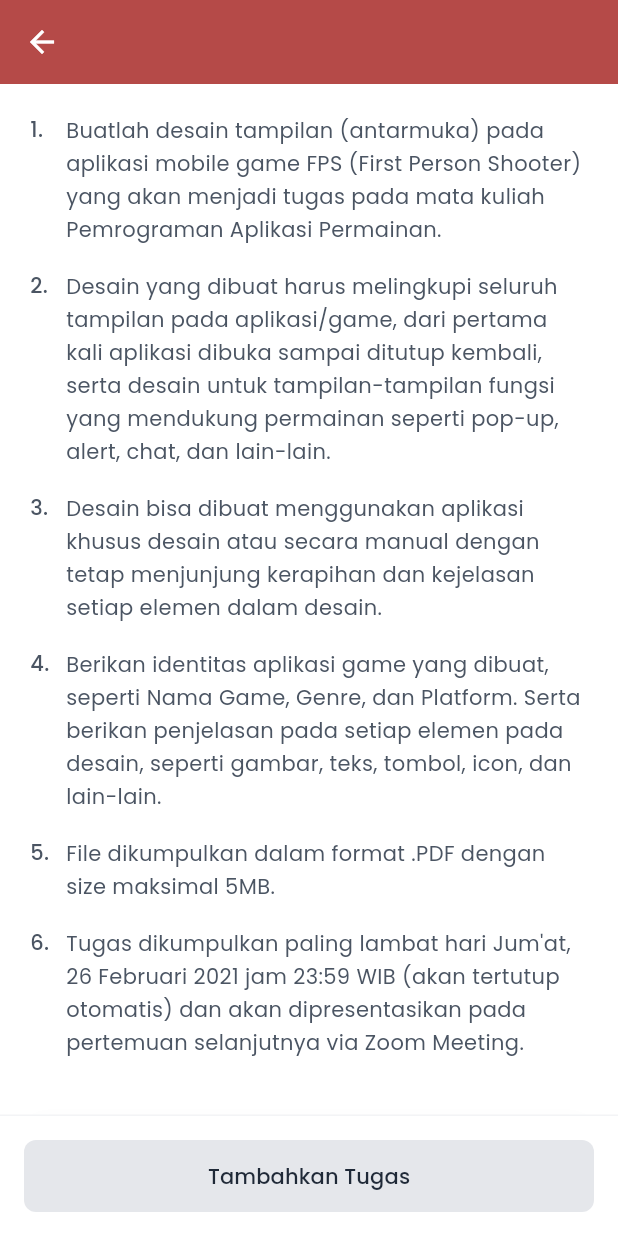
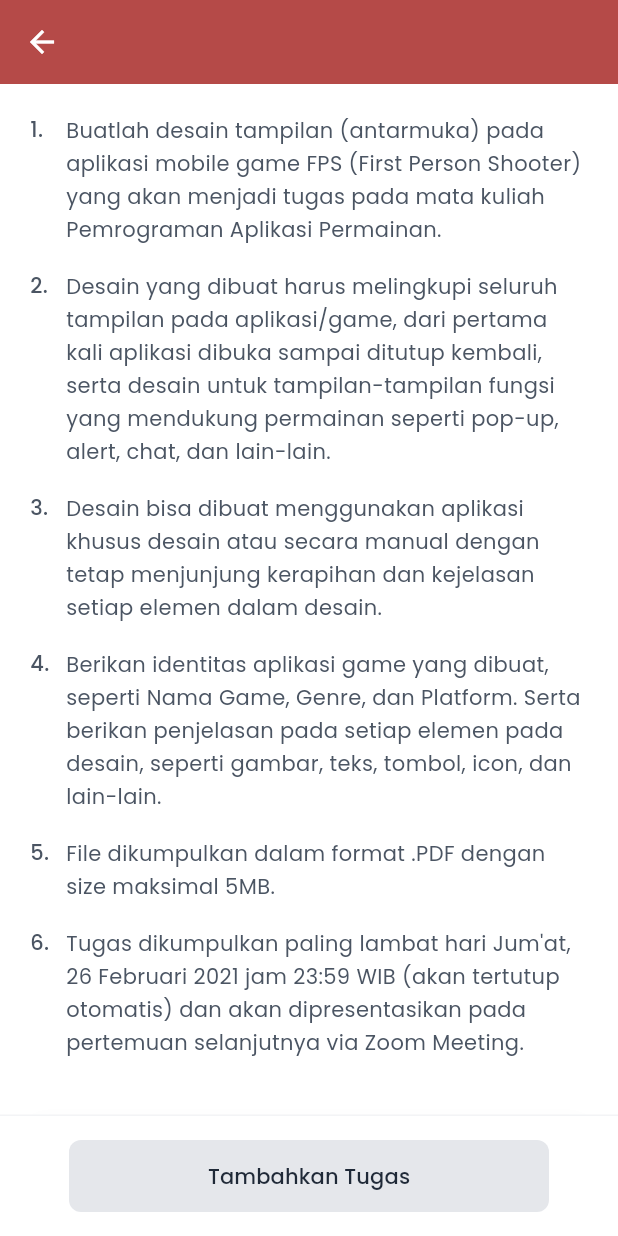
Before and after one commit to lianazein09/lmsuas, a Flutter app: the AssignmentDetailScreen screen opened directly with empty values, on a phone screen of 412 x 824 dp. Run offline on Flutter 3.47's test engine with Material 3 defaults, Android fonts, the phone set to English and light mode, and no system bars; our stand-ins replace google_fonts; network calls fail.

Commit message:
memperbaiki error saat mau dijalankan ke flutter

```diff
--- a/lib/screens/assignment_detail_screen.dart
+++ b/lib/screens/assignment_detail_screen.dart
@@ -70,9 +70,9 @@ class AssignmentDetailScreen extends StatelessWidget {
                 ),
               ),
               child: Center(
-                child: SizedBox(
+                child: Container(
+                  constraints: const BoxConstraints(maxWidth: 320),
                   width: double.infinity,
-                  maxWidth: 320,
                   height: 48,
                   child: ElevatedButton(
                     onPressed: () {
--- a/lib/screens/material_detail_screen.dart
+++ b/lib/screens/material_detail_screen.dart
@@ -275,8 +275,7 @@ class _MaterialDetailScreenState extends State<MaterialDetailScreen> {
         itemBuilder: (context, index) {
           return _buildAttachmentCard(_attachments[index], isDark);
         },
-      ),
-    );
+      );
   }
 
   Widget _buildAttachmentCard(Map<String, dynamic> attachment, bool isDark) {
```
Also changed, not shown: lib/screens/quiz_review_answer_screen.dart (+7 -7 lines).
